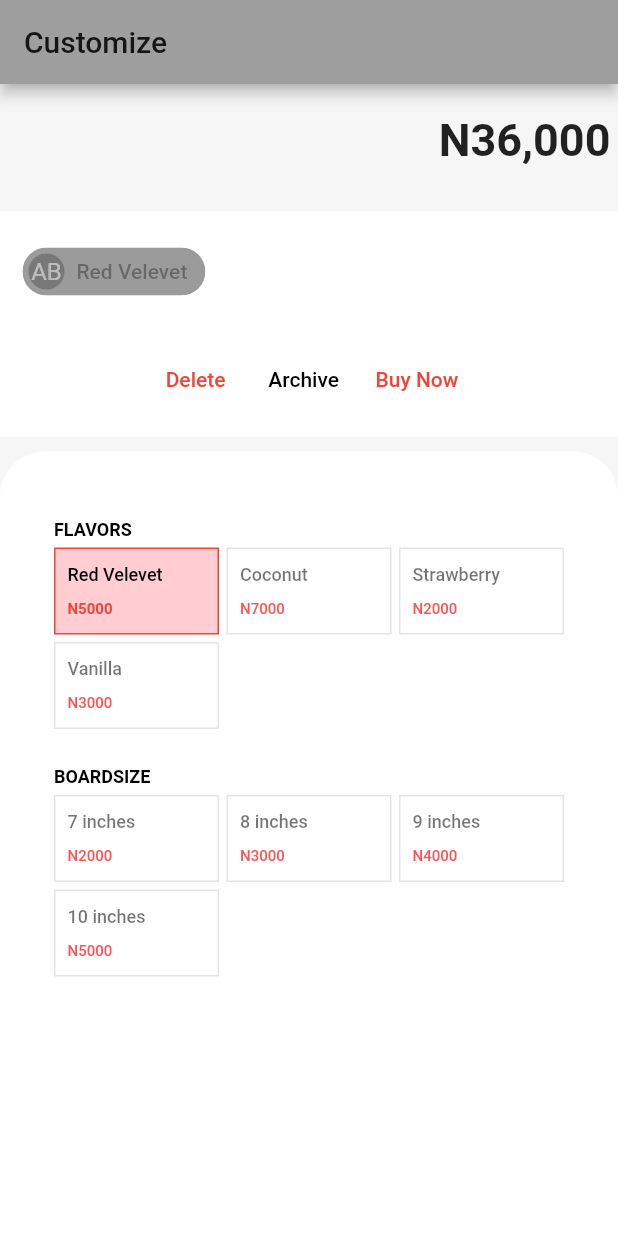
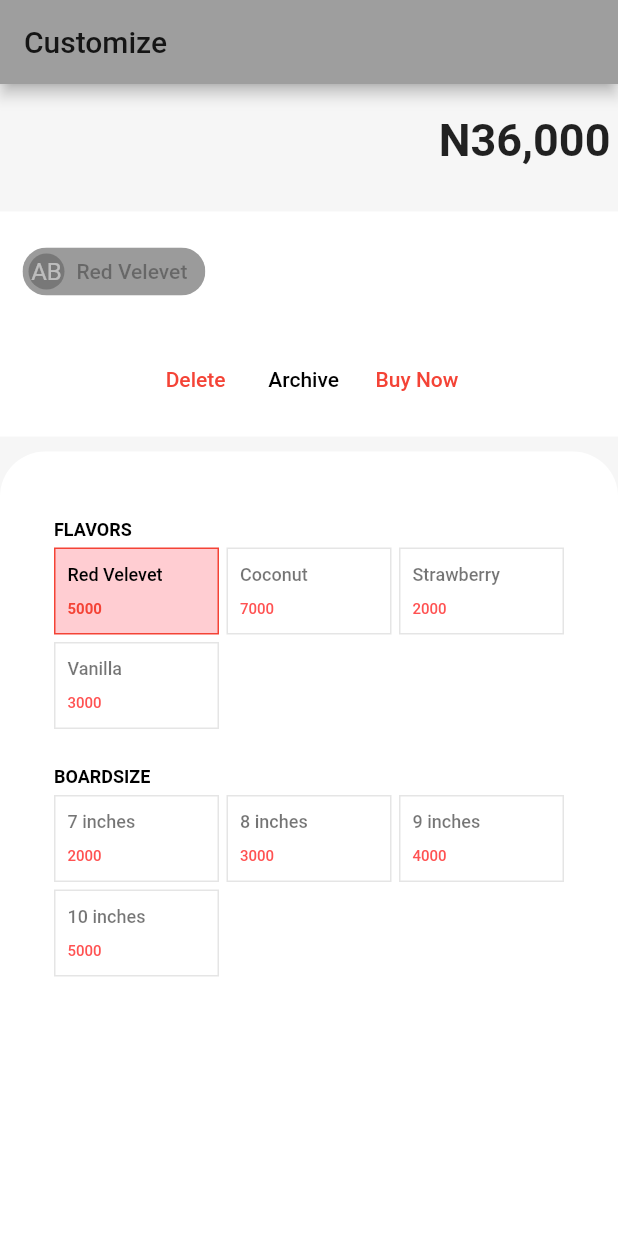
Before and after one commit to mujeex/flutter_fluffy, a Flutter app: the screen it shows after launch, after a tap on "Red Velevet", on a phone screen of 412 x 824 dp. Run offline on Flutter 3.47's test engine with Material 2 defaults, Android fonts, the phone set to English and light mode, and no system bars.

Commit message:
refactor:Change price type to int from String

```diff
--- a/lib/models/selection_model.dart
+++ b/lib/models/selection_model.dart
@@ -3,7 +3,7 @@ class SelectionModel{
   SelectionModel({this.name,this.price});
 
   String name;
-  String price;
+  int price;
   bool isSelected=false;
 
   void toggleSelected(){
--- a/lib/providers/combo_list.dart
+++ b/lib/providers/combo_list.dart
@@ -11,19 +11,23 @@ class ComboList with ChangeNotifier{
     notifyListeners();
   }
 
-//  void removeFromComboList(SelectionModel deSelectedModel){
-//    IngredientData().updateSelection(deSelectedModel);
-////     print(deSelectedModel);
+//  int calculateIngredientPrices (){
+//     int totalPrice;
+//     _comboList.reduce((accumulator,currentValue)=>{
+//       totalPrice= accumulator.price + currentValue.price;
+//     });
+//     return totalPrice;
 //  }
 
-  void removeFromComboList (ingredientModelWidget){
+
+  void removeFromComboList (SelectionModel ingredientModelWidget){
      //Get index of item you want to delete
     int index= _comboList.indexOf(ingredientModelWidget);
     _comboList.removeAt(index);
     notifyListeners();
   }
 
-  bool checkHasItem (ingredientModelWidget){
+  bool checkHasItem (SelectionModel ingredientModelWidget){
    bool hasItem =  _comboList.contains(ingredientModelWidget);
    return hasItem;
   }
--- a/lib/providers/ingredientData.dart
+++ b/lib/providers/ingredientData.dart
@@ -13,19 +13,19 @@ class IngredientData with ChangeNotifier{
       'body': [
         {
           'title': 'Red Velevet',
-          'price': 'N5000',
+          'price': 5000,
         },
         {
           'title': 'Coconut',
-          'price': 'N7000',
+          'price': 7000,
         },
         {
           'title': 'Strawberry',
-          'price': 'N2000',
+          'price': 2000,
         },
         {
           'title': 'Vanilla',
-          'price': 'N3000',
+          'price': 3000,
         }
 
       ]
@@ -35,19 +35,19 @@ class IngredientData with ChangeNotifier{
       'body': [
         {
           'title': '7 inches',
-          'price': 'N2000',
+          'price': 2000,
         },
         {
           'title': '8 inches',
-          'price': 'N3000',
+          'price': 3000,
         },
         {
           'title': '9 inches',
-          'price': 'N4000',
+          'price': 4000,
         },
         {
           'title': '10 inches',
-          'price': 'N5000',
+          'price': 5000,
         }
 
       ]
--- a/lib/utility/list_to_models.dart
+++ b/lib/utility/list_to_models.dart
@@ -2,7 +2,7 @@ import 'package:flutter_fluffy/models/selection_model.dart';
 
 
 
-List<SelectionModel> generateModelsFromList(List<Map<String,String>> ingredientList){
+List<SelectionModel> generateModelsFromList(List<Map<String,dynamic>> ingredientList){
 
   List<SelectionModel> ingredientWidgets=[];
   for(var ingredient in ingredientList){
--- a/lib/utility/widget_generator.dart
+++ b/lib/utility/widget_generator.dart
@@ -22,12 +22,12 @@ List<SelectionItem> generateSelectionItemWidgets(List<SelectionModel> ingredient
           price: ingredientModelWidget.price,
           isSelected: ingredientModelWidget.isSelected,
           onPressed:(){
+
             //Toggle the on/off of selected items.
             ingredientDataProvider.updateSelection(ingredientModelWidget);
-            //Add selected item to combo list provider.
 
+            //Check to see if item already exist before adding to combo list.
             if(comboListProvider.checkHasItem(ingredientModelWidget)){
-              print('remove it from the list');
               comboListProvider.removeFromComboList(ingredientModelWidget);
             }else{
               comboListProvider.addToComboList(ingredientModelWidget);
--- a/lib/widgets/selected_item.dart
+++ b/lib/widgets/selected_item.dart
@@ -7,7 +7,7 @@ class SelectionItem extends StatelessWidget {
 
 
   final String name;
-  final String price;
+  final int price;
   final Function onPressed;
   final bool isSelected;
 
@@ -34,7 +34,7 @@ class SelectionItem extends StatelessWidget {
               height: 10,
             ),
             Text(
-              price,
+              price.toString(),
               style:isSelected?kPRICE_TEXT_ACTIVE:kPRICE_TEXT_INACTIVE,
             )
           ],
```
